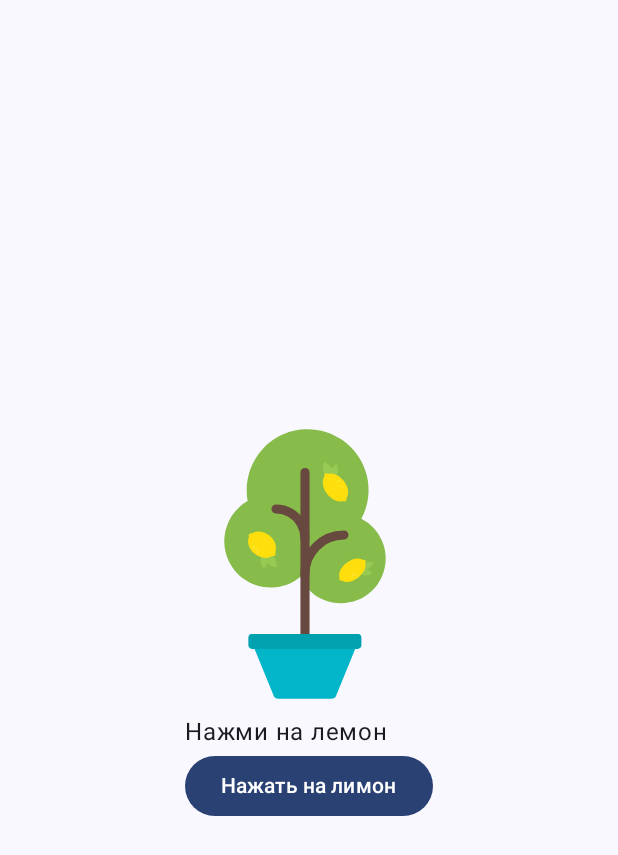
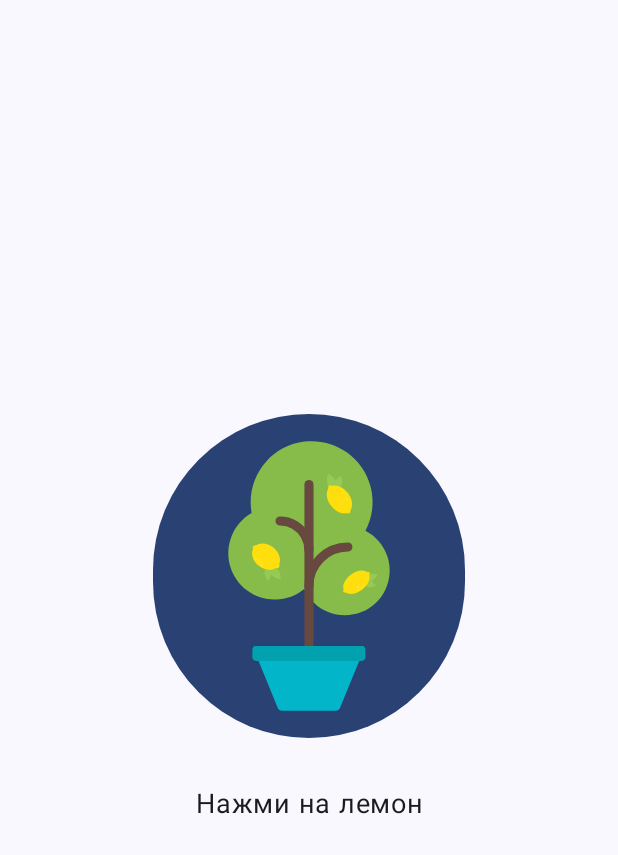
Before and after one commit to 0x252/Lemonade, an Android app built with Jetpack Compose: the screen it shows after launch (MainActivity), on a phone screen of 412 x 824 dp. Shown: the top 855 px of the screen. Run offline under Robolectric (Android 15) with nearby library versions, the phone set to English and light mode, and no system bars.

Commit message:
to center

```diff
--- a/app/src/main/java/world/antebeot/lemonade/MainActivity.kt
+++ b/app/src/main/java/world/antebeot/lemonade/MainActivity.kt
@@ -5,8 +5,10 @@ import android.util.Log
 import androidx.activity.ComponentActivity
 import androidx.activity.compose.setContent
 import androidx.compose.foundation.Image
+import androidx.compose.foundation.layout.Arrangement
 import androidx.compose.foundation.layout.Box
 import androidx.compose.foundation.layout.Column
+import androidx.compose.foundation.layout.Spacer
 import androidx.compose.foundation.layout.fillMaxSize
 import androidx.compose.foundation.layout.height
 import androidx.compose.foundation.layout.width
@@ -22,8 +24,10 @@ import androidx.compose.runtime.setValue
 import androidx.compose.ui.Alignment
 import androidx.compose.ui.Modifier
 import androidx.compose.ui.res.painterResource
+import androidx.compose.ui.text.style.TextAlign
 import androidx.compose.ui.tooling.preview.Preview
 import androidx.compose.ui.unit.dp
+import androidx.compose.ui.unit.sp
 import world.antebeot.lemonade.ui.theme.LemonadeTheme
 
 class MainActivity : ComponentActivity() {
@@ -91,7 +95,7 @@ enum class lemonState(val value: Int)
             3 -> "Нажми на лимонад выпить"
             else -> "Стакан пуст"
         }
-        Text(text, modifier=modifier)
+        Text(text, modifier=modifier, fontSize = 18.sp, textAlign = TextAlign.Center)
     }
     fun isAllowStateOfLemon(state: Int) = state in min_value..max_value
 }
@@ -99,18 +103,22 @@ enum class lemonState(val value: Int)
 fun LemonadeImageAntText(modifier: Modifier = Modifier) {
     var lemonadeState by remember { mutableStateOf (lemonState.LEMON_TREE) }
 
-    Column {
-        lemonadeState.CurrentLemonImage()
-        lemonadeState.CurrentLemonText()
-        Button(modifier = Modifier,
+    Column(
+        modifier = Modifier.fillMaxSize(),
+        verticalArrangement = Arrangement.Center,
+        horizontalAlignment = Alignment.CenterHorizontally
+    ) {
+        Button(
             onClick = {
                 val lemonStateNext = lemonadeState.getNextState()
                 lemonadeState = lemonStateNext
-            }) {
-            Text("Нажать на лимон", modifier = Modifier)
+            }
+        ) {
+            lemonadeState.CurrentLemonImage()
         }
+        Spacer(modifier = Modifier.height(32.dp))
+        lemonadeState.CurrentLemonText()
     }
-
 }
 
 @Preview(showBackground = true)
```
